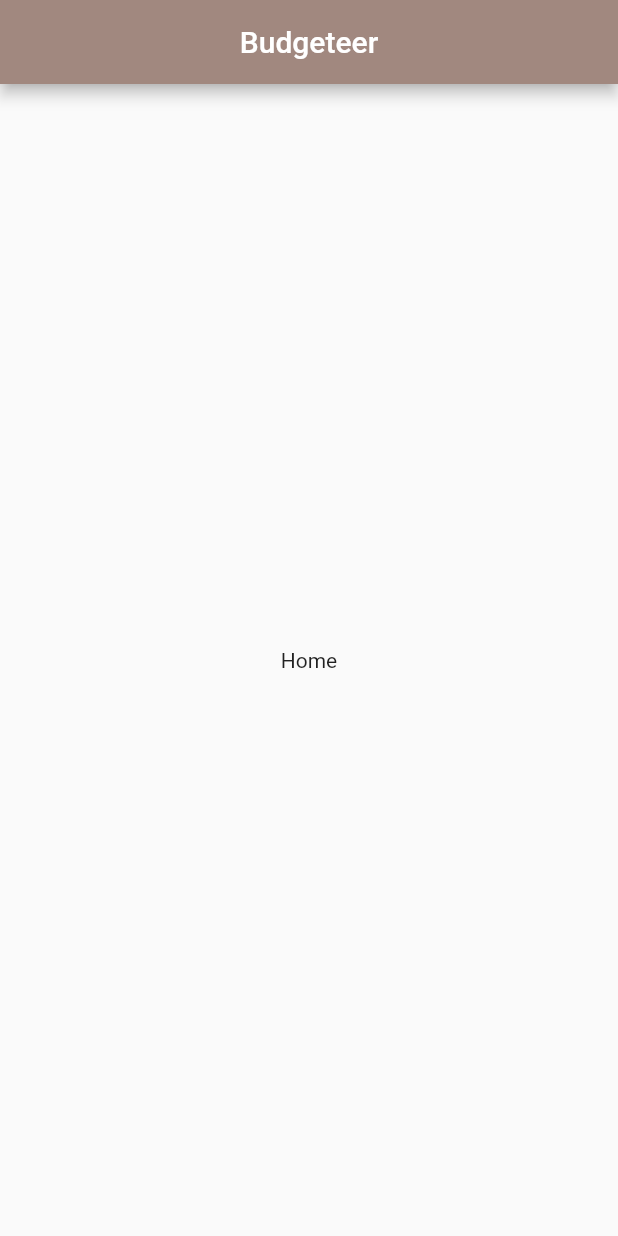
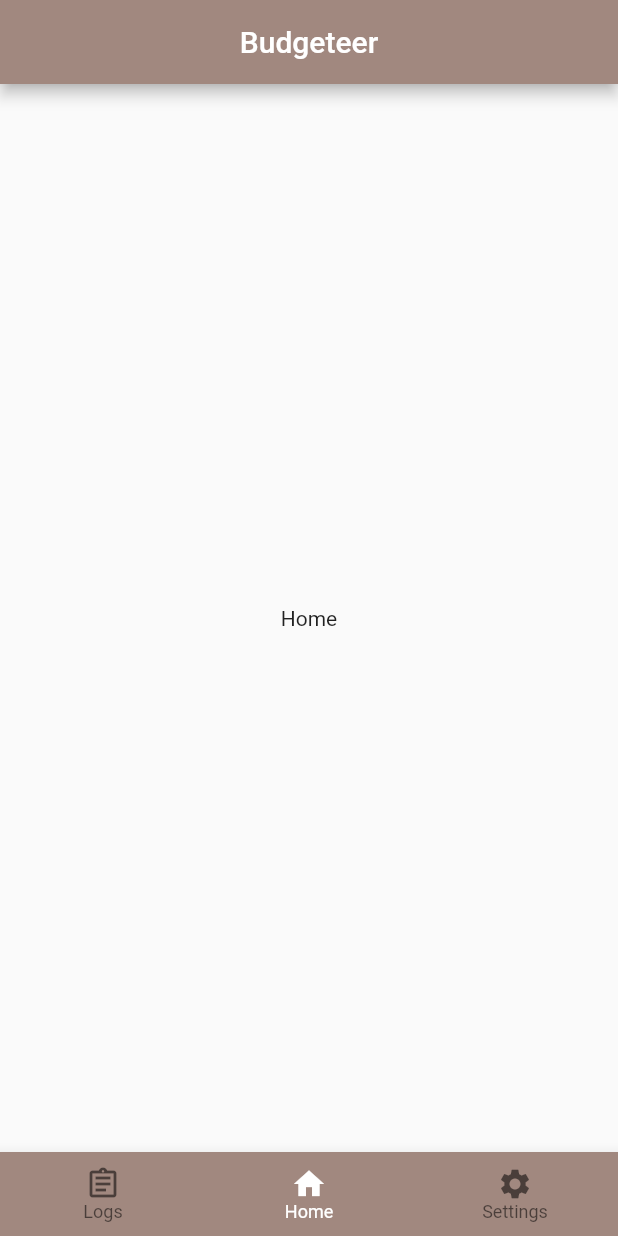
Before and after one commit to afutofu/budgeteer, a Flutter app: the screen it shows after launch, on a phone screen of 412 x 824 dp. Run offline on Flutter 3.47's test engine with Material 2 defaults, Android fonts, the phone set to English and light mode, and no system bars.

Commit message:
Implemented ScreenNavigator widget
Used to navigate between main screens

```diff
--- a/lib/main.dart
+++ b/lib/main.dart
@@ -1,5 +1,5 @@
 import 'package:flutter/material.dart';
-import "package:budgeteer/screens/home/home.dart";
+import "package:budgeteer/screen_navigator.dart";
 
 void main() {
   runApp(MyApp());
@@ -10,7 +10,7 @@ class MyApp extends StatelessWidget {
   @override
   Widget build(BuildContext context) {
     return MaterialApp(
-      home: Home(),
+      home: ScreenNavigator(),
     );
   }
 }
--- /dev/null
+++ b/lib/screen_navigator.dart
@@ -0,0 +1,42 @@
+import "package:flutter/material.dart";
+import "package:budgeteer/screens/home/home.dart";
+
+class ScreenNavigator extends StatefulWidget {
+  @override
+  _ScreenNavigatorState createState() => _ScreenNavigatorState();
+}
+
+class _ScreenNavigatorState extends State<ScreenNavigator> {
+  int _currentScreenIndex = 1;
+
+  final tabs = [
+    Center(child: Text("Logs")),
+    Home(),
+    Center(child: Text("Settings")),
+  ];
+
+  @override
+  Widget build(BuildContext context) {
+    return Scaffold(
+      body: tabs[_currentScreenIndex],
+      bottomNavigationBar: BottomNavigationBar(
+        currentIndex: _currentScreenIndex,
+        type: BottomNavigationBarType.fixed,
+        backgroundColor: Colors.brown[300],
+        selectedItemColor: Colors.white,
+        selectedFontSize: 12,
+        unselectedFontSize: 12,
+        items: [
+          BottomNavigationBarItem(
+              icon: Icon(Icons.assignment_outlined), label: "Logs"),
+          BottomNavigationBarItem(icon: Icon(Icons.home), label: "Home"),
+          BottomNavigationBarItem(
+              icon: Icon(Icons.settings), label: "Settings"),
+        ],
+        onTap: (index) {
+          setState(() => _currentScreenIndex = index);
+        },
+      ),
+    );
+  }
+}
```
